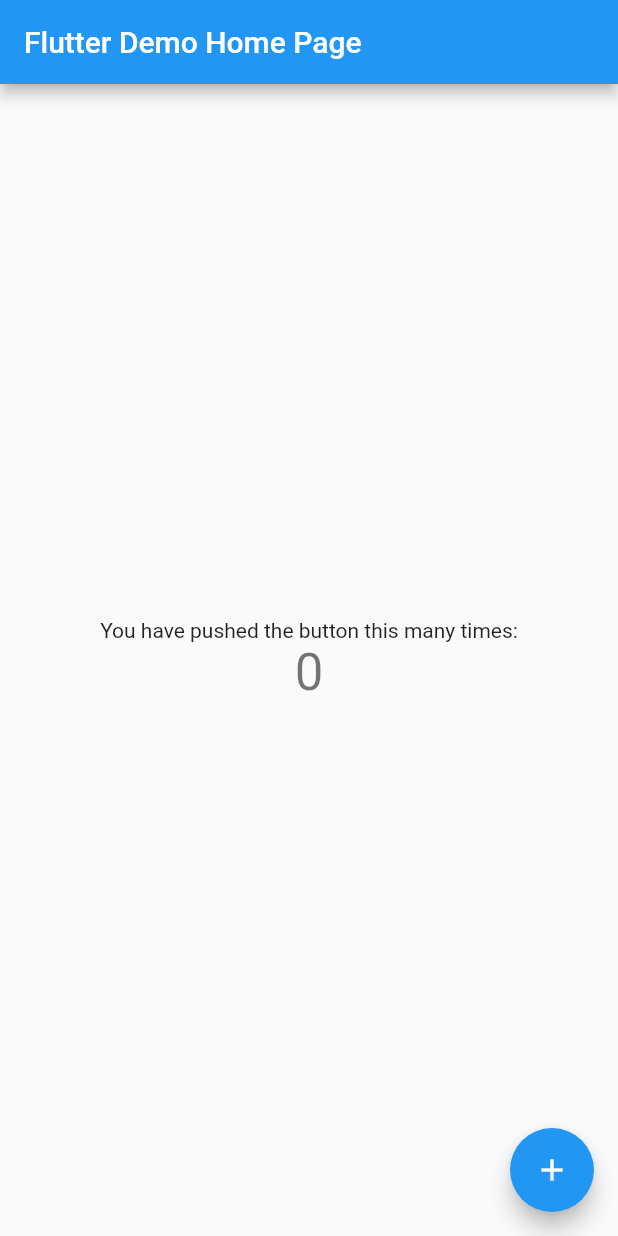
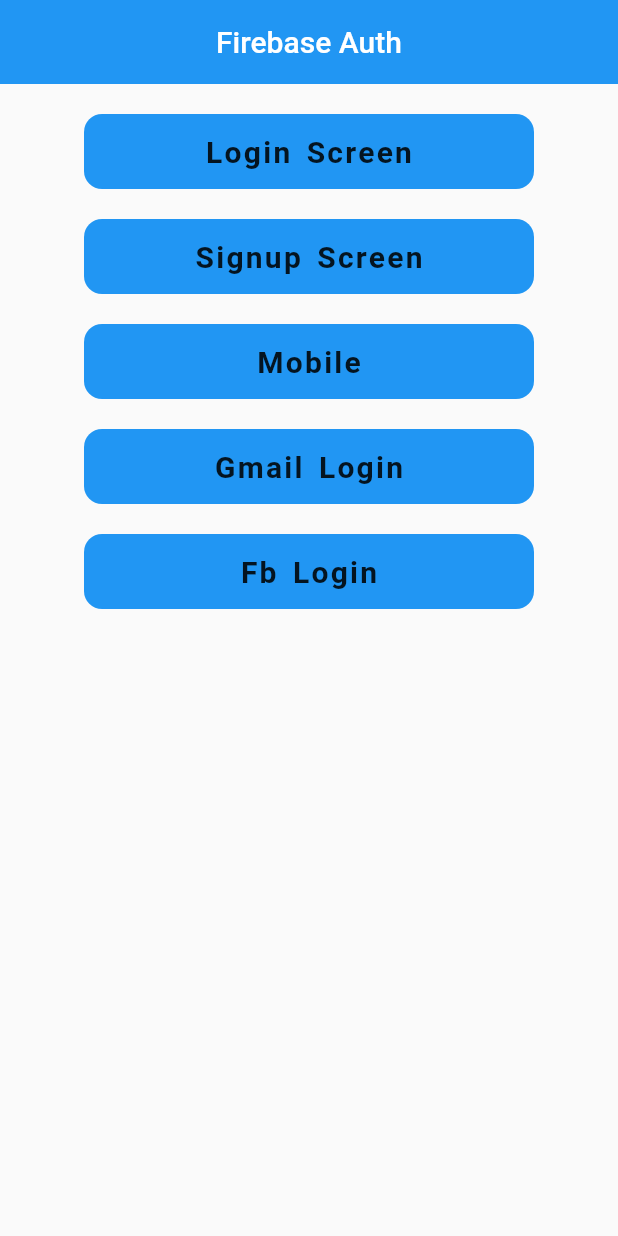
Before and after one commit to Demon4261/firebase_auth101, a Flutter app: the screen it shows after launch, on a phone screen of 412 x 824 dp. Run offline on Flutter 3.47's test engine with Material 2 defaults, Android fonts, the phone set to English and light mode, and no system bars.

Commit message:
Login_method page created

```diff
--- a/lib/main.dart
+++ b/lib/main.dart
@@ -1,3 +1,5 @@
+import 'package:firebase_auth101/screens/login_method_screen.dart';
+import 'package:firebase_auth101/widgets/my_button.dart';
 import 'package:flutter/material.dart';
 
 void main() {
@@ -11,105 +13,12 @@
   @override
   Widget build(BuildContext context) {
     return MaterialApp(
+      debugShowCheckedModeBanner: false,
       title: 'Flutter Demo',
       theme: ThemeData(
-        // This is the theme of your application.
-        //
-        // Try running your application with "flutter run". You'll see the
-        // application has a blue toolbar. Then, without quitting the app, try
-        // changing the primarySwatch below to Colors.green and then invoke
-        // "hot reload" (press "r" in the console where you ran "flutter run",
-        // or simply save your changes to "hot reload" in a Flutter IDE).
-        // Notice that the counter didn't reset back to zero; the application
-        // is not restarted.
         primarySwatch: Colors.blue,
       ),
-      home: const MyHomePage(title: 'Flutter Demo Home Page'),
+      home: LoginMethod(),
     );
   }
 }
-
-class MyHomePage extends StatefulWidget {
-  const MyHomePage({Key? key, required this.title}) : super(key: key);
-
-  // This widget is the home page of your application. It is stateful, meaning
-  // that it has a State object (defined below) that contains fields that affect
-  // how it looks.
-
-  // This class is the configuration for the state. It holds the values (in this
-  // case the title) provided by the parent (in this case the App widget) and
-  // used by the build method of the State. Fields in a Widget subclass are
-  // always marked "final".
-
-  final String title;
-
-  @override
-  State<MyHomePage> createState() => _MyHomePageState();
-}
-
-class _MyHomePageState extends State<MyHomePage> {
-  int _counter = 0;
-
-  void _incrementCounter() {
-    setState(() {
-      // This call to setState tells the Flutter framework that something has
-      // changed in this State, which causes it to rerun the build method below
-      // so that the display can reflect the updated values. If we changed
-      // _counter without calling setState(), then the build method would not be
-      // called again, and so nothing would appear to happen.
-      _counter++;
-    });
-  }
-
-  @override
-  Widget build(BuildContext context) {
-    // This method is rerun every time setState is called, for instance as done
-    // by the _incrementCounter method above.
-    //
-    // The Flutter framework has been optimized to make rerunning build methods
-    // fast, so that you can just rebuild anything that needs updating rather
-    // than having to individually change instances of widgets.
-    return Scaffold(
-      appBar: AppBar(
-        // Here we take the value from the MyHomePage object that was created by
-        // the App.build method, and use it to set our appbar title.
-        title: Text(widget.title),
-      ),
-      body: Center(
-        // Center is a layout widget. It takes a single child and positions it
-        // in the middle of the parent.
-        child: Column(
-          // Column is also a layout widget. It takes a list of children and
-          // arranges them vertically. By default, it sizes itself to fit its
-          // children horizontally, and tries to be as tall as its parent.
-          //
-          // Invoke "debug painting" (press "p" in the console, choose the
-          // "Toggle Debug Paint" action from the Flutter Inspector in Android
-          // Studio, or the "Toggle Debug Paint" command in Visual Studio Code)
-          // to see the wireframe for each widget.
-          //
-          // Column has various properties to control how it sizes itself and
-          // how it positions its children. Here we use mainAxisAlignment to
-          // center the children vertically; the main axis here is the vertical
-          // axis because Columns are vertical (the cross axis would be
-          // horizontal).
-          mainAxisAlignment: MainAxisAlignment.center,
-          children: <Widget>[
-            const Text(
-              'You have pushed the button this many times:',
-            ),
-            Text(
-              '$_counter',
-              style: Theme.of(context).textTheme.headline4,
-            ),
-          ],
-        ),
-      ),
-      floatingActionButton: FloatingActionButton(
-        onPressed: _incrementCounter,
-        tooltip: 'Increment',
-        child: const Icon(Icons.add),
-      ), // This trailing comma makes auto-formatting nicer for build methods.
-    );
-  }
-}
--- /dev/null
+++ b/lib/screens/login_method_screen.dart
@@ -0,0 +1,55 @@
+import 'package:flutter/material.dart';
+
+import '../widgets/my_button.dart';
+
+class LoginMethod extends StatefulWidget {
+  LoginMethod({Key? key}) : super(key: key);
+
+  @override
+  State<LoginMethod> createState() => _LoginMethodState();
+}
+
+class _LoginMethodState extends State<LoginMethod> {
+  @override
+  Widget build(BuildContext context) {
+    return SafeArea(
+      child: Scaffold(
+        appBar: AppBar(
+          centerTitle: true,
+          title: const Text("Firebase Auth"),
+          elevation: 0.0,
+        ),
+        body: Container(
+          padding: const EdgeInsets.symmetric(horizontal: 10),
+          child: Center(
+              child: Column(
+            children: const [
+              SizedBox(
+                height: 20,
+              ),
+              MyButtons(
+                inputText: "Login Screen",
+              ),
+              SizedBox(
+                height: 20,
+              ),
+              MyButtons(inputText: "Signup Screen"),
+              SizedBox(
+                height: 20,
+              ),
+              MyButtons(inputText: "Mobile"),
+              SizedBox(
+                height: 20,
+              ),
+              MyButtons(inputText: "Gmail Login"),
+              SizedBox(
+                height: 20,
+              ),
+              MyButtons(inputText: "Fb Login")
+            ],
+          )),
+        ),
+      ),
+    );
+  }
+}
--- /dev/null
+++ b/lib/widgets/my_button.dart
@@ -0,0 +1,29 @@
+import 'package:flutter/material.dart';
+
+class MyButtons extends StatelessWidget {
+  final String inputText;
+
+  const MyButtons({Key? key, required this.inputText}) : super(key: key);
+
+  @override
+  Widget build(BuildContext context) {
+    return InkWell(
+      onTap: () {},
+      child: Container(
+        height: 50,
+        width: 300,
+        decoration: BoxDecoration(
+            color: Colors.blue, borderRadius: BorderRadius.circular(12)),
+        child: Center(
+            child: Text(
+          inputText,
+          style: const TextStyle(
+              fontSize: 20,
+              fontWeight: FontWeight.bold,
+              wordSpacing: 3,
+              letterSpacing: 1.5),
+        )),
+      ),
+    );
+  }
+}
```
Also changed, not shown: lib/screens/login_screen.dart (added), lib/screens/sign_up_screen.dart (added).
